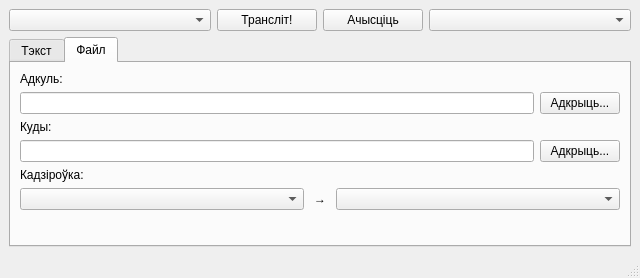
Old version of the form ui/belat.ui in the repository alex-rusakevich/belat.
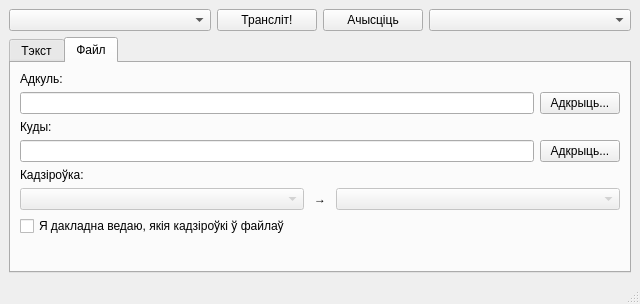
New version of the form. The open tabs and pages were chosen to show the change.

Commit message: #patch added i am sure about encoding checkbox

```diff
--- a/ui/belat.ui
+++ b/ui/belat.ui
@@ -7,7 +7,7 @@
     <x>0</x>
     <y>0</y>
     <width>640</width>
-    <height>278</height>
+    <height>304</height>
    </rect>
   </property>
   <property name="windowTitle">
@@ -133,7 +133,11 @@
         <item>
          <layout class="QHBoxLayout" name="horizontalLayout_2">
           <item>
-           <widget class="QComboBox" name="encFromComboBox"/>
+           <widget class="QComboBox" name="encFromComboBox">
+            <property name="enabled">
+             <bool>false</bool>
+            </property>
+           </widget>
           </item>
           <item>
            <widget class="QLabel" name="label_2">
@@ -152,10 +156,21 @@
            </widget>
           </item>
           <item>
-           <widget class="QComboBox" name="encToComboBox"/>
+           <widget class="QComboBox" name="encToComboBox">
+            <property name="enabled">
+             <bool>false</bool>
+            </property>
+           </widget>
           </item>
          </layout>
         </item>
+        <item>
+         <widget class="QCheckBox" name="iKnowFilesEncCheckBox">
+          <property name="text">
+           <string>Я дакладна ведаю, якія кадзіроўкі ў файлаў</string>
+          </property>
+         </widget>
+        </item>
         <item>
          <spacer name="verticalSpacer">
           <property name="orientation">
```
The commit also changes 3 other files.
